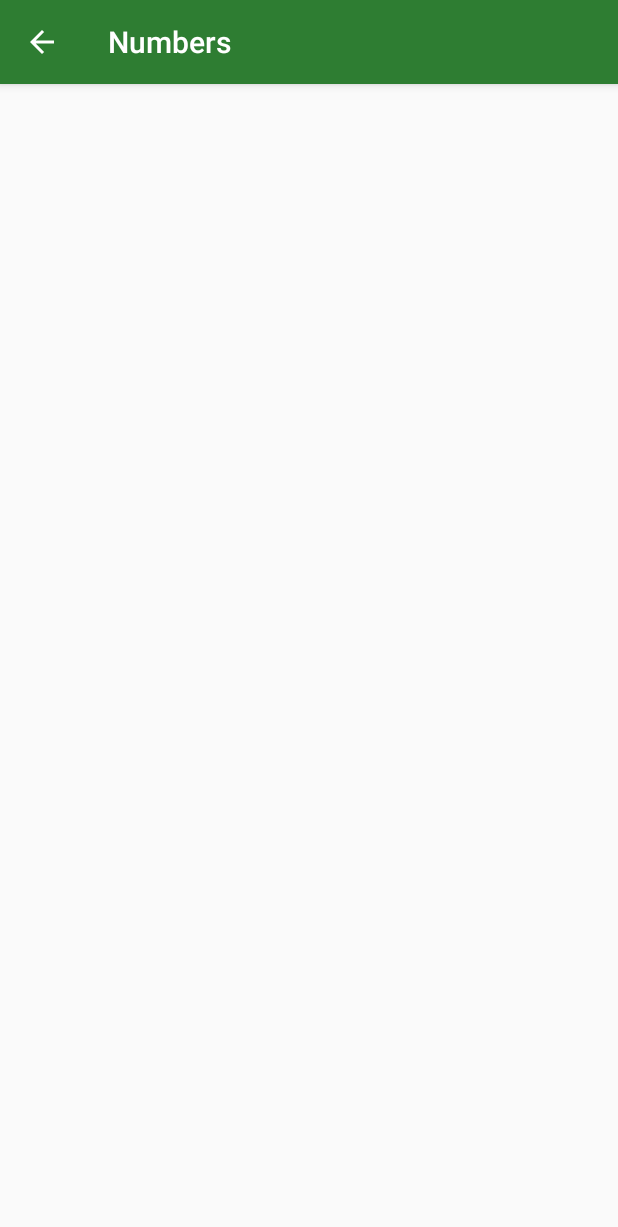
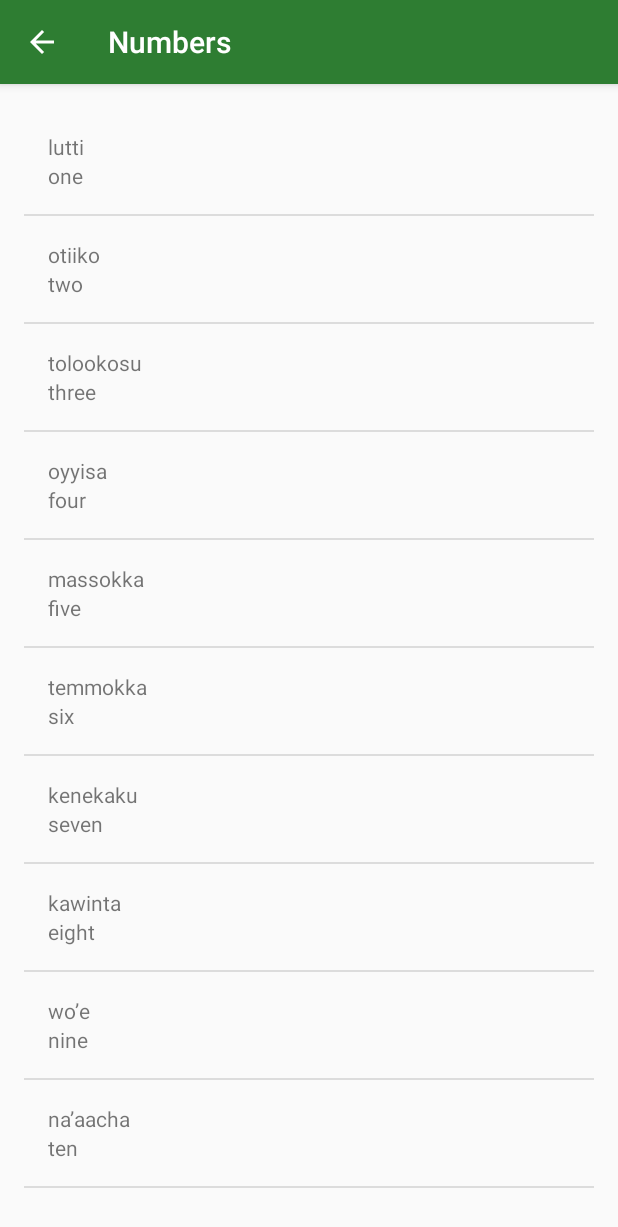
Before and after one commit to toufeeqahamedns/MyFirstProject, an Android app: the NumbersActivity screen opened directly, with no data from a screen before it, on a phone screen of 412 x 824 dp. Shown: the top 1227 px of the screen. Run offline under Robolectric (Android 15) with nearby library versions, the phone set to English and light mode, and no system bars.

Commit message:
Creates a ArrayList of Word object. Adds a ListView with each View having 2 TextViews to the NumbersActivity with the help of WordAdapter which extends ArrayAdapter.

```diff
--- a/app/src/main/java/com/example/toufeeqahamed/myfirstproject/NumbersActivity.java
+++ b/app/src/main/java/com/example/toufeeqahamed/myfirstproject/NumbersActivity.java
@@ -1,6 +1,46 @@
 package com.example.toufeeqahamed.myfirstproject;
 
+import android.os.Bundle;
+import android.support.annotation.Nullable;
 import android.support.v7.app.AppCompatActivity;
+import android.widget.ArrayAdapter;
+import android.widget.ListView;
+
+import java.util.ArrayList;
 
 public class NumbersActivity extends AppCompatActivity {
+    @Override
+    protected void onCreate(@Nullable Bundle savedInstanceState) {
+        super.onCreate(savedInstanceState);
+        setContentView(R.layout.numbers_activity);
+
+        //Create a list of words
+        ArrayList<Word> words = new ArrayList<Word>();
+
+        words.add(new Word("one", "lutti"));
+        words.add(new Word("two", "otiiko"));
+        words.add(new Word("three", "tolookosu"));
+        words.add(new Word("four", "oyyisa"));
+        words.add(new Word("five", "massokka"));
+        words.add(new Word("six", "temmokka"));
+        words.add(new Word("seven", "kenekaku"));
+        words.add(new Word("eight", "kawinta"));
+        words.add(new Word("nine", "wo’e"));
+        words.add(new Word("ten", "na’aacha"));
+
+        // Create an {@link WordAdapter}, whose data source is a list of {@link Word}s. The
+        // adapter knows how to create list items for each item in the list.
+        WordAdapter adapter = new WordAdapter(this, words);
+
+        // Find the {@link ListView} object in the view hierarchy of the {@link Activity}.
+        // There should be a {@link ListView} with the view ID called list, which is declared in the
+        // word_list.xml layout file.
+        ListView listView = (ListView) findViewById(R.id.rootView);
+
+        // Make the {@link ListView} use the {@link WordAdapter} we created above, so that the
+        // {@link ListView} will display list items for each {@link Word} in the list.
+        listView.setAdapter(adapter);
+
+
+    }
 }
--- /dev/null
+++ b/app/src/main/java/com/example/toufeeqahamed/myfirstproject/Word.java
@@ -0,0 +1,39 @@
+package com.example.toufeeqahamed.myfirstproject;
+
+/**
+ * {@link Word} represents a vocabulary word that the user wants to learn.
+ * It contains a default translation and a Miwok translation for that word.
+ */
+public class Word {
+
+    /** Default translation for the word */
+    private String mDefaultTranslation;
+
+    /** Miwok translation for the word */
+    private String mMiwokTranslation;
+    /**
+     * Create a new Word object.
+     *
+     * @param defaultTranslation is the word in a language that the user is already familiar with
+     *                           (such as English)
+     * @param miwokTranslation is the word in the Miwok language
+     */
+    public Word(String defaultTranslation, String miwokTranslation) {
+        mDefaultTranslation = defaultTranslation;
+        mMiwokTranslation = miwokTranslation;
+    }
+
+    /**
+     * Get the default translation of the word.
+     */
+    public String getDefaultTranslation() {
+        return mDefaultTranslation;
+    }
+
+    /**
+     * Get the Miwok translation of the word.
+     */
+    public String getMiwokTranslation() {
+        return mMiwokTranslation;
+    }
+}
--- /dev/null
+++ b/app/src/main/java/com/example/toufeeqahamed/myfirstproject/WordAdapter.java
@@ -0,0 +1,47 @@
+package com.example.toufeeqahamed.myfirstproject;
+
+import android.content.Context;
+import android.view.LayoutInflater;
+import android.view.View;
+import android.view.ViewGroup;
+import android.widget.ArrayAdapter;
+import android.widget.TextView;
+
+import java.util.ArrayList;
+
+public class WordAdapter extends ArrayAdapter<Word> {
+    public WordAdapter(Context context, ArrayList<Word> words) {
+        super(context, 0, words);
+    }
+
+    @Override
+    public View getView(int position, View convertView, ViewGroup parent) {
+
+        // Check if an existing view is being reused, otherwise inflate the view
+        View listView = convertView;
+        if(listView == null){
+            listView = LayoutInflater.from(getContext()).inflate(R.layout.list_view, parent,false);
+        }
+
+        // Get the {@link Word} object located at this position in the list
+        Word currentWord = getItem(position);
+
+        // Find the TextView in the list_item.xml layout with the ID miwok_text_view.
+        TextView miwokTextView = listView.findViewById(R.id.miwok_text_view);
+        // Get the Miwok translation from the currentWord object and set this text on
+        // the Miwok TextView.
+        miwokTextView.setText(currentWord.getMiwokTranslation());
+
+        // Find the TextView in the list_item.xml layout with the ID default_text_view.
+        TextView defaultTextView = listView.findViewById(R.id.default_text_view);
+        // Get the default translation from the currentWord object and set this text on
+        // the default TextView.
+        defaultTextView.setText(currentWord.getDefaultTranslation());
+
+        // Return the whole list item layout (containing 2 TextViews) so that it can be shown in
+        // the ListView.
+        return listView;
+
+
+    }
+}
--- /dev/null
+++ b/app/src/main/res/layout/list_view.xml
@@ -0,0 +1,21 @@
+<?xml version="1.0" encoding="utf-8"?>
+<LinearLayout
+    xmlns:android="http://schemas.android.com/apk/res/android"
+    xmlns:tools="http://schemas.android.com/tools"
+    android:orientation="vertical"
+    android:layout_width="match_parent"
+    android:layout_height="match_parent"
+    android:padding="16dp">
+
+    <TextView
+        android:id="@+id/miwok_text_view"
+        android:layout_width="match_parent"
+        android:layout_height="wrap_content"
+        tools:text="lutti" />
+
+    <TextView
+        android:id="@+id/default_text_view"
+        android:layout_width="match_parent"
+        android:layout_height="wrap_content"
+        tools:text="one" />
+</LinearLayout>
--- /dev/null
+++ b/app/src/main/res/layout/numbers_activity.xml
@@ -0,0 +1,13 @@
+<?xml version="1.0" encoding="utf-8"?>
+<ListView
+    xmlns:android="http://schemas.android.com/apk/res/android"
+    android:id="@+id/rootView"
+    android:orientation="vertical"
+    android:layout_width="match_parent"
+    android:layout_height="match_parent"
+    android:paddingBottom="@dimen/activity_vertical_margin"
+    android:paddingTop="@dimen/activity_vertical_margin"
+    android:paddingLeft="@dimen/activity_horizontal_margin"
+    android:paddingRight="@dimen/activity_horizontal_margin">
+
+</ListView>
```
